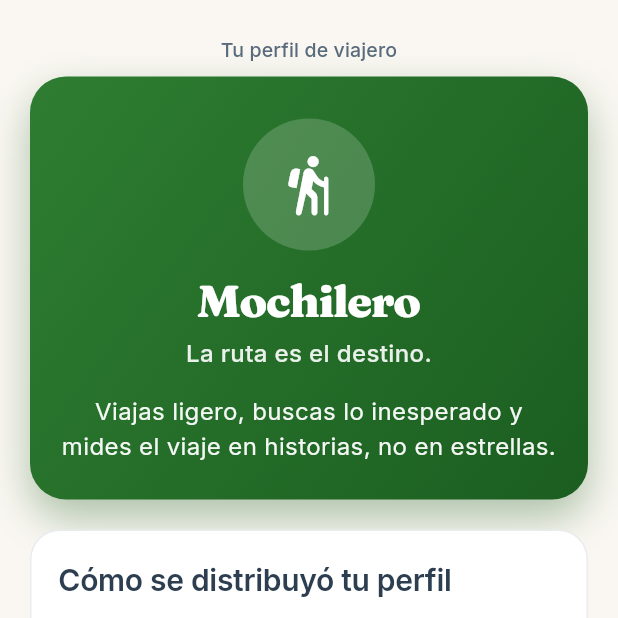
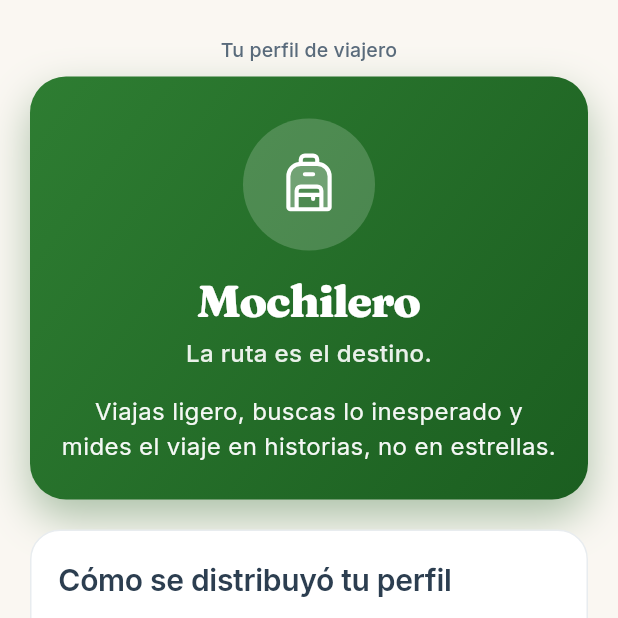
Before and after one commit to jarero321/quiz_stepper_poc_flutter, a Flutter app: the ResultView screen opened directly, on a phone screen of 412 x 824 dp, the top half of it. Run offline on Flutter 3.47's test engine with Material 3 defaults, Android fonts, the phone set to English and light mode, and no system bars; our stand-ins replace phosphor_flutter.

Commit message:
feat(theme): swap material icons for phosphor duotone
Replace every Material Icons glyph with its phosphor duotone equivalent
and switch the Icon widget to PhosphorIcon so the two-tone layers render
correctly (PhosphorIcon stacks a low-opacity secondary path under the
primary):

- travel_explore → compass          (intro hero)
- arrow_forward  → arrowRight       (intro CTA + stepper next)
- arrow_back     → caretLeft        (stepper back)
- auto_awesome   → sparkle          (stepper final step)
- check          → check            (selected option marker)
- hiking         → backpack         (mochilero profile)
- beach_access   → umbrella         (resort profile)
- museum         → buildings        (cultural profile)
- restaurant     → forkKnife        (gastronomico profile)
- error_outline  → warning          (error view)

AppButton's internal icon render also became PhosphorIcon, which requires
a non-nullable IconData — bang-cast (`icon!`) inside the null-check block
satisfies Dart's flow analysis since field promotion isn't automatic.

Import of package:phosphor_flutter added to the six affected files.

```diff
--- a/lib/app/quiz/error/view.dart
+++ b/lib/app/quiz/error/view.dart
@@ -1,4 +1,5 @@
 import 'package:flutter/material.dart';
+import 'package:phosphor_flutter/phosphor_flutter.dart';
 import 'package:quiz_stepper_poc/app/quiz/intro/view.dart';
 import 'package:quiz_stepper_poc/framework/theme/app_theme.dart';
 import 'package:quiz_stepper_poc/framework/utils/app_navigator.dart';
@@ -22,8 +23,8 @@ class ErrorView extends StatelessWidget {
             crossAxisAlignment: CrossAxisAlignment.stretch,
             children: [
               const Spacer(),
-              const Icon(
-                Icons.error_outline_rounded,
+              const PhosphorIcon(
+                PhosphorIconsDuotone.warning,
                 size: 72,
                 color: AppTheme.colorSunset,
               ),
--- a/lib/app/quiz/result/model.dart
+++ b/lib/app/quiz/result/model.dart
@@ -1,4 +1,5 @@
 import 'package:flutter/material.dart';
+import 'package:phosphor_flutter/phosphor_flutter.dart';
 import 'package:quiz_stepper_poc/app/quiz/manager/quiz_manager.dart';
 
 class TravelerProfile {
@@ -31,7 +32,7 @@ class ResultViewModel extends ChangeNotifier {
       tagline: 'La ruta es el destino.',
       description:
           'Viajas ligero, buscas lo inesperado y mides el viaje en historias, no en estrellas.',
-      icon: Icons.hiking_rounded,
+      icon: PhosphorIconsDuotone.backpack,
       gradientStart: Color(0xFF2E7D32),
       gradientEnd: Color(0xFF1B5E20),
     ),
@@ -41,7 +42,7 @@ class ResultViewModel extends ChangeNotifier {
       tagline: 'Ya trabajo demasiado, ahora me toca descansar.',
       description:
           'Quieres desconectar sin complicaciones: piscina, bebidas frías, buffet abierto y nada que decidir.',
-      icon: Icons.beach_access_rounded,
+      icon: PhosphorIconsDuotone.umbrella,
       gradientStart: Color(0xFFFF7043),
       gradientEnd: Color(0xFFE64A19),
     ),
@@ -51,7 +52,7 @@ class ResultViewModel extends ChangeNotifier {
       tagline: 'Cada ciudad es una clase magistral.',
       description:
           'Museos, centros históricos, caminatas con audioguía. Regresas sabiendo más de lo que llevabas.',
-      icon: Icons.museum_rounded,
+      icon: PhosphorIconsDuotone.buildings,
       gradientStart: Color(0xFF6A1B9A),
       gradientEnd: Color(0xFF4A148C),
     ),
@@ -61,7 +62,7 @@ class ResultViewModel extends ChangeNotifier {
       tagline: 'Tu itinerario es un mapa de reservas.',
       description:
           'Mercados locales, restaurantes típicos, sabores nuevos y bebidas regionales. El viaje se cuenta en sabores.',
-      icon: Icons.restaurant_rounded,
+      icon: PhosphorIconsDuotone.forkKnife,
       gradientStart: Color(0xFFC2185B),
       gradientEnd: Color(0xFF880E4F),
     ),
--- a/lib/app/quiz/result/view.dart
+++ b/lib/app/quiz/result/view.dart
@@ -1,4 +1,5 @@
 import 'package:flutter/material.dart';
+import 'package:phosphor_flutter/phosphor_flutter.dart';
 import 'package:quiz_stepper_poc/app/quiz/intro/view.dart';
 import 'package:quiz_stepper_poc/app/quiz/result/model.dart';
 import 'package:quiz_stepper_poc/framework/theme/app_theme.dart';
@@ -148,7 +149,11 @@ class _ProfileCard extends StatelessWidget {
               shape: BoxShape.circle,
               color: AppTheme.colorWhite.withValues(alpha: 0.18),
             ),
-            child: Icon(profile.icon, size: 44, color: AppTheme.colorWhite),
+            child: PhosphorIcon(
+              profile.icon,
+              size: 44,
+              color: AppTheme.colorWhite,
+            ),
           ),
           const SizedBox(height: 16),
           Text(
--- a/lib/framework/widgets/base/app_button.dart
+++ b/lib/framework/widgets/base/app_button.dart
@@ -1,4 +1,5 @@
 import 'package:flutter/material.dart';
+import 'package:phosphor_flutter/phosphor_flutter.dart';
 import 'package:quiz_stepper_poc/framework/theme/app_theme.dart';
 
 class AppButton extends StatelessWidget {
@@ -55,7 +56,7 @@ class AppButton extends StatelessWidget {
             mainAxisAlignment: MainAxisAlignment.center,
             children: [
               if (icon != null) ...[
-                Icon(icon, color: text, size: 20),
+                PhosphorIcon(icon!, color: text, size: 20),
                 const SizedBox(width: 8),
               ],
               Text(label, style: AppTheme.title(color: text)),
```
Also changed, not shown: lib/app/quiz/intro/view.dart (+4 -3 lines), lib/app/quiz/stepper/view.dart (+7 -6 lines).
